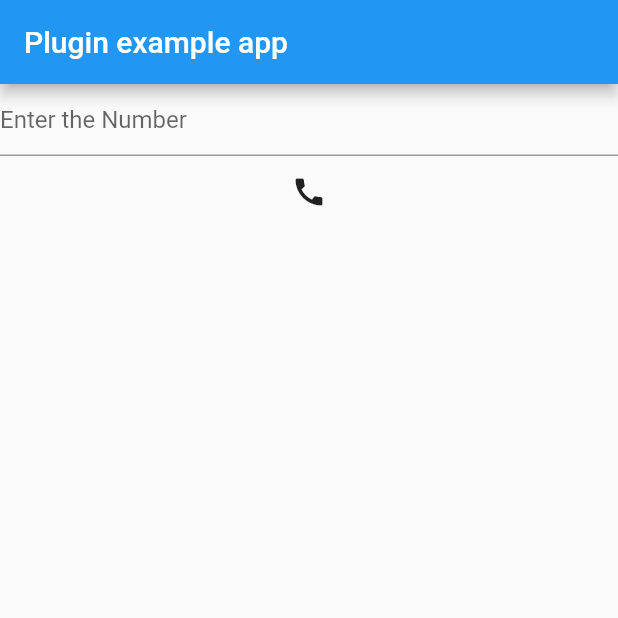
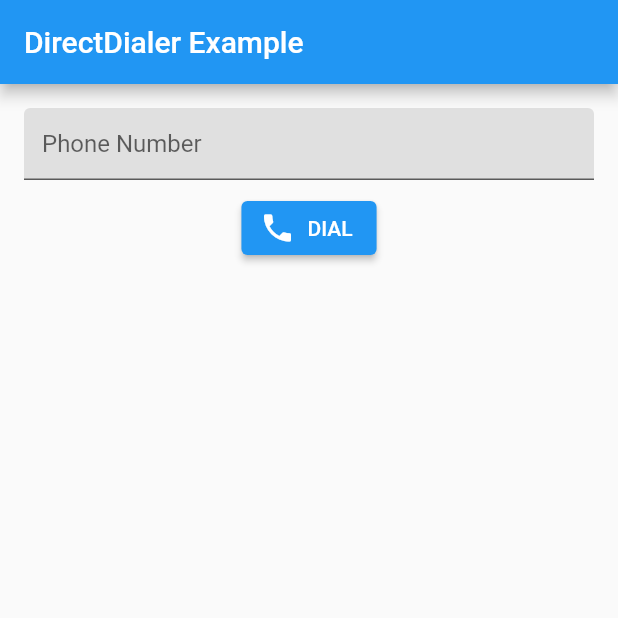
Before and after one commit to GroovinChip/direct_dialer, a Flutter app: the screen it shows after launch, on a phone screen of 412 x 824 dp, the top half of it. Run offline on Flutter 3.47's test engine with Material 2 defaults, Android fonts, the phone set to English and light mode, and no system bars; our stand-ins replace device_info_plus, permission_handler; missing offline and left inert: intent.

Commit message:
FaceTime support for iOS and macOS
* Refactor plugin from static class to singleton
* Update example (null safety, UI)
* Update README.md

```diff
--- a/example/lib/main.dart
+++ b/example/lib/main.dart
@@ -1,44 +1,139 @@
+import 'dart:io';
+
 import 'package:direct_dialer/direct_dialer.dart';
 import 'package:flutter/material.dart';
 import 'package:flutter/services.dart';
 
-void main() {
-  runApp(MyApp());
+Future<void> main() async {
+  WidgetsFlutterBinding.ensureInitialized();
+  final directDialer = await DirectDialer.init();
+  runApp(
+    MyApp(
+      directDialer: directDialer,
+    ),
+  );
 }
 
-class MyApp extends StatefulWidget {
+class MyApp extends StatelessWidget {
+  const MyApp({
+    Key? key,
+    required this.directDialer,
+  }) : super(key: key);
+
+  final DirectDialer directDialer;
+
   @override
-  _MyAppState createState() => _MyAppState();
+  Widget build(BuildContext context) {
+    return MaterialApp(
+      theme: ThemeData(
+        primarySwatch: Colors.blue,
+        inputDecorationTheme: InputDecorationTheme(
+          filled: true,
+          fillColor: Colors.grey.shade300,
+        ),
+      ),
+      home: DirectDialerExample(
+        directDialer: directDialer,
+      ),
+    );
+  }
 }
 
-class _MyAppState extends State<MyApp> {
+class DirectDialerExample extends StatefulWidget {
+  const DirectDialerExample({
+    Key? key,
+    required this.directDialer,
+  }) : super(key: key);
+
+  final DirectDialer directDialer;
+  @override
+  _DirectDialerExampleState createState() => _DirectDialerExampleState();
+}
+
+class _DirectDialerExampleState extends State<DirectDialerExample> {
   final _controller = TextEditingController();
 
   @override
   Widget build(BuildContext context) {
-    return MaterialApp(
-      home: Scaffold(
+    return Scaffold(
       appBar: AppBar(
-          title: const Text('Plugin example app'),
+        title: const Text('DirectDialer Example'),
       ),
-        body: Column(children: [
+      body: Center(
+        child: Padding(
+          padding: const EdgeInsets.all(16.0),
+          child: Column(
+            children: [
               TextField(
                 controller: _controller,
                 keyboardType: TextInputType.phone,
                 decoration: InputDecoration(
-              hintText: 'Enter the Number',
+                  hintText: 'Phone Number',
                 ),
               ),
-          IconButton(
-            icon: Icon(Icons.call),
+              const SizedBox(height: 8.0),
+              Row(
+                mainAxisAlignment: MainAxisAlignment.spaceAround,
+                children: [
+                  if (Platform.isAndroid ||
+                      (Platform.isIOS && !DirectDialer.onIpad)) ...[
+                    DialButton(
+                      number: _controller.text,
+                      dialer: widget.directDialer,
+                    ),
+                  ],
+                  if (DirectDialer.onIpad || Platform.isMacOS) ...[
+                    ElevatedButton.icon(
+                      style: ElevatedButton.styleFrom(
+                        primary: Colors.green,
+                      ),
+                      icon: Icon(Icons.video_call),
+                      label: Text('FACETIME VIDEO'),
                       onPressed: () async {
-              if (_controller.text != null) {
-                await DirectDialer.dial(_controller.text);
-              }
+                        await widget.directDialer
+                            .dialFaceTime(_controller.text, true);
                       },
                     ),
-        ]),
+                    ElevatedButton.icon(
+                      style: ElevatedButton.styleFrom(
+                        primary: Colors.green,
+                      ),
+                      icon: Icon(Icons.phone_in_talk),
+                      label: Text('FACETIME AUDIO'),
+                      onPressed: () async {
+                        await widget.directDialer
+                            .dialFaceTime(_controller.text, false);
+                      },
+                    ),
+                  ],
+                ],
+              ),
+            ],
+          ),
+        ),
       ),
     );
   }
 }
+
+class DialButton extends StatelessWidget {
+  const DialButton({
+    Key? key,
+    required this.number,
+    required this.dialer,
+  }) : super(key: key);
+
+  final String number;
+  final DirectDialer dialer;
+
+  @override
+  Widget build(BuildContext context) {
+    return ElevatedButton.icon(
+      icon: Icon(Icons.phone),
+      label: Text('DIAL'),
+      onPressed: () async {
+        await dialer.dial(number);
+      },
+    );
+  }
+}
--- a/example/pubspec.yaml
+++ b/example/pubspec.yaml
@@ -4,7 +4,7 @@ version: 1.0.0
 publish_to: 'none'
 
 environment:
-  sdk: ">=2.7.0 <3.0.0"
+  sdk: '>=2.12.0 <3.0.0'
 
 dependencies:
   flutter:
--- a/lib/src/direct_dialer.dart
+++ b/lib/src/direct_dialer.dart
@@ -6,17 +6,35 @@ import 'package:flutter/services.dart';
 import 'package:intent/action.dart';
 import 'package:intent/intent.dart';
 import 'package:permission_handler/permission_handler.dart';
+import 'package:url_launcher/url_launcher.dart' as url_launcher;
 
 class DirectDialer {
+  DirectDialer._();
+
+  static Future<DirectDialer> init() async {
+    final directDialer = DirectDialer._();
+    await directDialer._init();
+    return directDialer;
+  }
+
+  Future<void> _init() async {
+    if (Platform.isIOS) {
+      _iosDeviceInfo = await DeviceInfoPlugin().iosInfo;
+      onIpad = await DirectDialer._isIpad();
+    }
+  }
+
   static const MethodChannel _channel = const MethodChannel('direct_dialer');
-  static final _deviceInfo = DeviceInfoPlugin();
+  static late IosDeviceInfo _iosDeviceInfo;
+  static bool onIpad = false;
 
   /// Dials a phone number directly.
   ///
   /// Uses the Intent package for the Android implementation.
-  static Future<void> dial(String number) async {
+  Future<void> dial(String number, {bool useFaceTimeAudio = false}) async {
+    final phonePermission = await Permission.phone.status;
+
     if (Platform.isAndroid) {
-      final phonePermission = await Permission.phone.status;
       if (phonePermission.isDenied) {
         Permission.phone.request().then((status) {
           if (status.isGranted) {
@@ -28,15 +46,19 @@ class DirectDialer {
         });
       }
       if (phonePermission.isGranted) {
-        Intent()
-          ..setAction(Action.ACTION_CALL)
-          ..setData(Uri.parse('tel:$number'))
-          ..startActivity();
+        try {
+          Intent()
+            ..setAction(Action.ACTION_CALL)
+            ..setData(Uri.parse('tel:$number'))
+            ..startActivity();
+        } catch (e) {
+          print(e);
+        }
       }
     }
-    if (Platform.isIOS) {
-      final iosInfo = await _deviceInfo.iosInfo;
-      if (iosInfo.isPhysicalDevice) {
+
+    if (Platform.isIOS || onIpad) {
+      if (_iosDeviceInfo.isPhysicalDevice) {
         await _channel.invokeMethod(
           'dial',
           <String, Object>{'number': number},
@@ -46,4 +68,29 @@ class DirectDialer {
       }
     }
   }
+
+  /// Initiates a FaceTime call on iOS and macOS
+  Future<void> dialFaceTime(String number, bool videoCall) async {
+    if (Platform.isIOS || Platform.isMacOS) {
+      if (videoCall) {
+        if (await url_launcher.canLaunch('facetime:$number')) {
+          await url_launcher.launch('facetime:$number');
+        }
+      } else {
+        if (await url_launcher.canLaunch('facetime-audio:$number')) {
+          await url_launcher.launch('facetime-audio:$number');
+        }
+      }
+    } else {
+      throw 'This action is only available on iOS and macOS';
+    }
+  }
+
+  static Future<bool> _isIpad() async {
+    final iosInfo = await DeviceInfoPlugin().iosInfo;
+    if (iosInfo.model!.toLowerCase().contains('ipad')) {
+      return true;
+    }
+    return false;
+  }
 }
--- a/pubspec.yaml
+++ b/pubspec.yaml
@@ -14,9 +14,10 @@ dependencies:
   device_info_plus: ^1.0.0
   intent:
     git:
-      url: git@github.com:nagoya0/intent.git
+      url: https://github.com/nagoya0/intent.git
       ref: 08331747b05d3ef2cdf81979825eb3d05a035190
   permission_handler: ^6.1.1
+  url_launcher: ^6.0.2
 
 dev_dependencies:
   flutter_test:
```
Also changed, not shown: example/pubspec.lock, pubspec.lock, 34 other files. Lines whose indentation alone changed are shown as unchanged.
